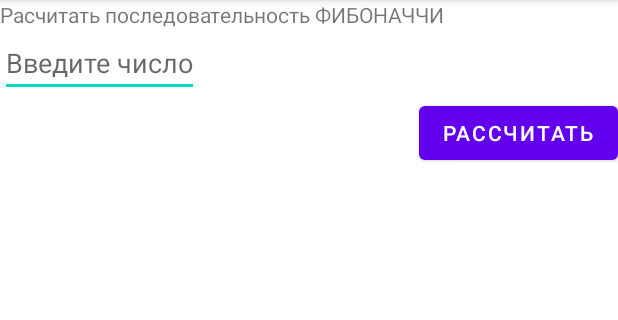
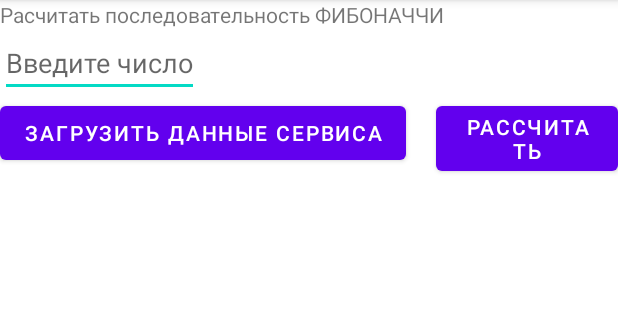
Before and after one commit to Amina1000/Fibonacci, an Android app: the screen it shows after launch (MainActivity), on a phone screen of 412 x 824 dp, the part 84-404 px from its top. Run offline under Robolectric (Android 15) with nearby library versions, the phone set to English and light mode, and no system bars; 2 statements that could not run were skipped.

Commit message:
Урок 6: Ркализация привязанного (Binded) сервиса - свзный сервис.

```diff
--- a/app/src/main/AndroidManifest.xml
+++ b/app/src/main/AndroidManifest.xml
@@ -16,6 +16,10 @@
                 <category android:name="android.intent.category.LAUNCHER" />
             </intent-filter>
         </activity>
+        <service
+            android:name=".service.BoundService"
+            android:enabled="true"
+            android:exported="true"/>
     </application>
 
 </manifest>
--- a/app/src/main/java/com/example/lesson1/MainActivity.kt
+++ b/app/src/main/java/com/example/lesson1/MainActivity.kt
@@ -1,29 +1,102 @@
 package com.example.lesson1
 
+import android.content.ComponentName
+import android.content.Context
+import android.content.Intent
+import android.content.ServiceConnection
 import android.os.Bundle
+import android.os.IBinder
 import android.widget.Button
 import android.widget.EditText
+import android.widget.Toast
 import androidx.appcompat.app.AppCompatActivity
 import androidx.fragment.app.FragmentManager
 import androidx.fragment.app.FragmentTransaction
+import com.example.lesson1.service.BoundService
+import java.lang.Exception
 
 class MainActivity : AppCompatActivity() {
     private var button: Button? = null
-    private var fibNum: EditText?= null
-    private var fibNumInt =0
+    private lateinit var buttonService: Button
+    private var fibNum: EditText? = null
+    private var fibNumInt = 0
+    private lateinit var mService: BoundService
+    private var mBound: Boolean = false
+
+    /** Defines callbacks for service binding, passed to bindService()  */
+    //Требуется предоставить реализацию интерфейса ServiceConnection для
+    // отслеживания подключения к сервису. После подключения к сервису
+    // вызывается метод onServiceConnected() этого интерфейса, в котором
+    // мы и подключаемся к новому сервису. В качестве параметра этого метода
+    // выступает интерфейс IBinder, его надо реализовать в самом сервисе.
+    // Общение с сервисом будет происходить через этот интерфейс.
+
+    private val connection = object : ServiceConnection {
+
+        override fun onServiceConnected(className: ComponentName, service: IBinder) {
+            // We've bound to LocalService, cast the IBinder and get LocalService instance
+            val binder = service as BoundService.ServiceBinder
+            mService = binder.service
+            mBound = true
+        }
+
+        override fun onServiceDisconnected(arg0: ComponentName) {
+            mBound = false
+        }
+    }
+
     override fun onCreate(savedInstanceState: Bundle?) {
         super.onCreate(savedInstanceState)
         setContentView(R.layout.activity_main)
-        fibNum  = findViewById(R.id.fibonacci_number)
+        initView()
+
+    }
+
+    private fun initView() {
+        fibNum = findViewById(R.id.fibonacci_number)
         button = findViewById(R.id.btnLesson1)
-        button?.setOnClickListener{
-            val manager: FragmentManager = supportFragmentManager
-            val transaction: FragmentTransaction = manager.beginTransaction()
+        button?.setOnClickListener {
             fibNum?.let {
-                fibNumInt =it.text.toString().toInt()
+                try {
+                    fibNumInt = it.text.toString().toInt()
+                } catch (e: Exception) {
+                    Toast.makeText(this, "Число указано некорректно", Toast.LENGTH_SHORT).show()
+                }
             }
-            transaction.replace(R.id.main_container, FibonacciFragment.newInstance(fibNumInt))
-            transaction.commit()
+            addFragment(fibNumInt)
+        }
+
+        buttonService = findViewById(R.id.btnLesson6)
+        buttonService.setOnClickListener {
+            if (mBound) {
+                // Вызываем мотода сервиса BoundService.
+                // Однако, если бы этот вызов был чем-то, что могло бы зависнуть, то этот запрос должен
+                // происходит в отдельном потоке, чтобы избежать замедления производительности
+                val num: Int = mService.randomNumber
+                addFragment(num)
+            }
         }
     }
+
+    private fun addFragment(num: Int) {
+        val manager: FragmentManager = supportFragmentManager
+        val transaction: FragmentTransaction = manager.beginTransaction()
+        transaction.replace(R.id.main_container, FibonacciFragment.newInstance(num))
+        transaction.commit()
+    }
+
+    override fun onStart() {
+        super.onStart()
+        // Bind to LocalService
+        // Чтобы привязать сервис к клиенту (другой части приложения), надо вызвать метод bindService().
+        Intent(this, BoundService::class.java).also { intent ->
+            bindService(intent, connection, Context.BIND_AUTO_CREATE)
+        }
+    }
+
+    override fun onStop() {
+        super.onStop()
+        unbindService(connection)
+        mBound = false
+    }
 }
--- a/app/src/main/res/layout/activity_main.xml
+++ b/app/src/main/res/layout/activity_main.xml
@@ -19,12 +19,27 @@
         android:hint="@string/main_edit_hint"
         android:inputType="number"/>
 
+    <LinearLayout
+        android:layout_width="match_parent"
+        android:layout_height="wrap_content"
+        android:orientation="horizontal">
+
+        <Button
+            android:id="@+id/btnLesson6"
+            android:layout_width="wrap_content"
+            android:layout_height="wrap_content"
+            android:text="@string/load_service_data"
+            android:layout_marginEnd="20dp"
+            android:layout_marginRight="20dp" />
+
         <Button
             android:id="@+id/btnLesson1"
             android:layout_width="wrap_content"
             android:layout_height="wrap_content"
             android:layout_gravity="end"
             android:text="@string/open_screen" />
+    </LinearLayout>
+
     <LinearLayout
     android:id="@+id/main_container"
     android:layout_width="match_parent"
--- a/app/src/main/res/values/strings.xml
+++ b/app/src/main/res/values/strings.xml
@@ -5,4 +5,5 @@
     <string name="tv_text">Расчитать последовательность ФИБОНАЧЧИ</string>
     <string name="hello_blank_fragment">Hello blank fragment</string>
     <string name="number">Число последовательности</string>
+    <string name="load_service_data">Загрузить данные сервиса</string>
 </resources>
```
Also changed, not shown: app/src/main/java/com/example/lesson1/service/BoundService.kt (added, +33 -0 lines). Lines whose indentation alone changed are shown as unchanged.
